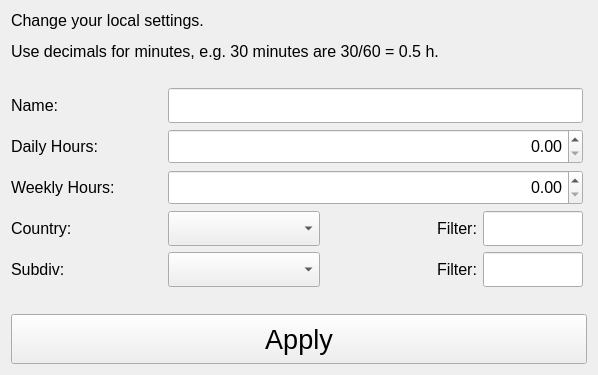
This is ui/config_window.ui in AndreWohnsland/TimeTracker as Qt 5 draws it before an edit. The edited form follows.
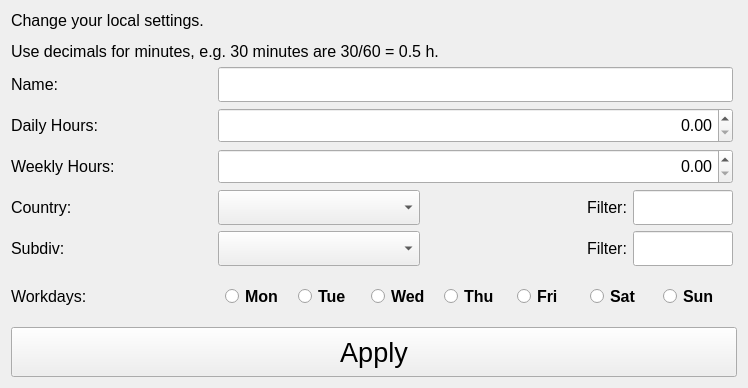
This is the edited form.

Commit message: Add option to set workdays

```diff
--- a/ui/config_window.ui
+++ b/ui/config_window.ui
@@ -6,8 +6,8 @@
    <rect>
     <x>0</x>
     <y>0</y>
-    <width>598</width>
-    <height>375</height>
+    <width>748</width>
+    <height>388</height>
    </rect>
   </property>
   <property name="windowTitle">
@@ -48,8 +48,8 @@
        <rect>
         <x>0</x>
         <y>0</y>
-        <width>580</width>
-        <height>245</height>
+        <width>730</width>
+        <height>258</height>
        </rect>
       </property>
       <layout class="QVBoxLayout" name="verticalLayout_3">
@@ -67,55 +67,67 @@
        </property>
        <item>
         <layout class="QGridLayout" name="gridLayout_2">
-         <item row="2" column="0">
-          <widget class="QLabel" name="label_9">
+         <item row="0" column="0">
+          <widget class="QLabel" name="label_2">
+           <property name="maximumSize">
+            <size>
+             <width>16777215</width>
+             <height>50</height>
+            </size>
+           </property>
            <property name="font">
             <font>
              <pointsize>12</pointsize>
             </font>
            </property>
            <property name="text">
-            <string>Weekly Hours:</string>
+            <string>Name:</string>
            </property>
           </widget>
          </item>
-         <item row="4" column="0">
-          <widget class="QLabel" name="label_6">
-           <property name="font">
-            <font>
-             <pointsize>12</pointsize>
-            </font>
+         <item row="4" column="3">
+          <widget class="QLineEdit" name="filter_subdiv">
+           <property name="minimumSize">
+            <size>
+             <width>0</width>
+             <height>35</height>
+            </size>
            </property>
-           <property name="text">
-            <string>Subdiv:</string>
+           <property name="maximumSize">
+            <size>
+             <width>100</width>
+             <height>16777215</height>
+            </size>
            </property>
-          </widget>
-         </item>
-         <item row="3" column="2">
-          <widget class="QLabel" name="label_7">
            <property name="font">
             <font>
              <pointsize>12</pointsize>
             </font>
            </property>
-           <property name="text">
-            <string>Filter:</string>
-           </property>
            <property name="alignment">
             <set>Qt::AlignRight|Qt::AlignTrailing|Qt::AlignVCenter</set>
            </property>
           </widget>
          </item>
-         <item row="4" column="2">
-          <widget class="QLabel" name="label_8">
+         <item row="3" column="3">
+          <widget class="QLineEdit" name="filter_country">
+           <property name="minimumSize">
+            <size>
+             <width>0</width>
+             <height>35</height>
+            </size>
+           </property>
+           <property name="maximumSize">
+            <size>
+             <width>100</width>
+             <height>16777215</height>
+            </size>
+           </property>
            <property name="font">
             <font>
              <pointsize>12</pointsize>
             </font>
            </property>
-           <property name="text">
-            <string>Filter:</string>
-           </property>
            <property name="alignment">
             <set>Qt::AlignRight|Qt::AlignTrailing|Qt::AlignVCenter</set>
            </property>
@@ -123,6 +135,12 @@
          </item>
          <item row="3" column="0">
           <widget class="QLabel" name="label_4">
+           <property name="maximumSize">
+            <size>
+             <width>16777215</width>
+             <height>50</height>
+            </size>
+           </property>
            <property name="font">
             <font>
              <pointsize>12</pointsize>
@@ -133,25 +151,16 @@
            </property>
           </widget>
          </item>
-         <item row="3" column="3">
-          <widget class="QLineEdit" name="filter_country">
-           <property name="minimumSize">
-            <size>
-             <width>0</width>
-             <height>35</height>
-            </size>
-           </property>
-           <property name="maximumSize">
-            <size>
-             <width>100</width>
-             <height>16777215</height>
-            </size>
-           </property>
+         <item row="4" column="2">
+          <widget class="QLabel" name="label_8">
            <property name="font">
             <font>
              <pointsize>12</pointsize>
             </font>
            </property>
+           <property name="text">
+            <string>Filter:</string>
+           </property>
            <property name="alignment">
             <set>Qt::AlignRight|Qt::AlignTrailing|Qt::AlignVCenter</set>
            </property>
@@ -159,6 +168,12 @@
          </item>
          <item row="1" column="0">
           <widget class="QLabel" name="label_3">
+           <property name="maximumSize">
+            <size>
+             <width>16777215</width>
+             <height>50</height>
+            </size>
+           </property>
            <property name="font">
             <font>
              <pointsize>12</pointsize>
@@ -169,42 +184,75 @@
            </property>
           </widget>
          </item>
-         <item row="4" column="3">
-          <widget class="QLineEdit" name="filter_subdiv">
-           <property name="minimumSize">
+         <item row="4" column="0">
+          <widget class="QLabel" name="label_6">
+           <property name="maximumSize">
             <size>
-             <width>0</width>
-             <height>35</height>
+             <width>16777215</width>
+             <height>50</height>
             </size>
            </property>
+           <property name="font">
+            <font>
+             <pointsize>12</pointsize>
+            </font>
+           </property>
+           <property name="text">
+            <string>Subdiv:</string>
+           </property>
+          </widget>
+         </item>
+         <item row="5" column="0">
+          <widget class="QLabel" name="label_10">
            <property name="maximumSize">
             <size>
-             <width>100</width>
-             <height>16777215</height>
+             <width>16777215</width>
+             <height>50</height>
             </size>
            </property>
            <property name="font">
             <font>
              <pointsize>12</pointsize>
             </font>
+           </property>
+           <property name="text">
+            <string>Workdays:</string>
+           </property>
+          </widget>
+         </item>
+         <item row="2" column="0">
+          <widget class="QLabel" name="label_9">
+           <property name="maximumSize">
+            <size>
+             <width>16777215</width>
+             <height>50</height>
+            </size>
+           </property>
+           <property name="font">
+            <font>
+             <pointsize>12</pointsize>
+            </font>
+           </property>
+           <property name="text">
+            <string>Weekly Hours:</string>
+           </property>
+          </widget>
+         </item>
+         <item row="3" column="2">
+          <widget class="QLabel" name="label_7">
+           <property name="font">
+            <font>
+             <pointsize>12</pointsize>
+            </font>
+           </property>
+           <property name="text">
+            <string>Filter:</string>
            </property>
            <property name="alignment">
             <set>Qt::AlignRight|Qt::AlignTrailing|Qt::AlignVCenter</set>
            </property>
           </widget>
          </item>
-         <item row="0" column="0">
-          <widget class="QLabel" name="label_2">
-           <property name="font">
-            <font>
-             <pointsize>12</pointsize>
-            </font>
-           </property>
-           <property name="text">
-            <string>Name:</string>
-           </property>
-          </widget>
-         </item>
          <item row="3" column="1">
           <widget class="QComboBox" name="input_country">
            <property name="minimumSize">
@@ -220,24 +268,6 @@
            </property>
           </widget>
          </item>
-         <item row="0" column="1" colspan="3">
-          <widget class="QLineEdit" name="input_name">
-           <property name="minimumSize">
-            <size>
-             <width>0</width>
-             <height>35</height>
-            </size>
-           </property>
-           <property name="font">
-            <font>
-             <pointsize>12</pointsize>
-            </font>
-           </property>
-           <property name="alignment">
-            <set>Qt::AlignRight|Qt::AlignTrailing|Qt::AlignVCenter</set>
-           </property>
-          </widget>
-         </item>
          <item row="4" column="1">
           <widget class="QComboBox" name="input_subdiv">
            <property name="minimumSize">
@@ -253,6 +283,24 @@
            </property>
           </widget>
          </item>
+         <item row="0" column="1" colspan="3">
+          <widget class="QLineEdit" name="input_name">
+           <property name="minimumSize">
+            <size>
+             <width>0</width>
+             <height>35</height>
+            </size>
+           </property>
+           <property name="font">
+            <font>
+             <pointsize>12</pointsize>
+            </font>
+           </property>
+           <property name="alignment">
+            <set>Qt::AlignRight|Qt::AlignTrailing|Qt::AlignVCenter</set>
+           </property>
+          </widget>
+         </item>
          <item row="1" column="1" colspan="3">
           <widget class="QDoubleSpinBox" name="input_daily_hours">
            <property name="minimumSize">
@@ -289,6 +337,213 @@
            </property>
           </widget>
          </item>
+         <item row="5" column="1" colspan="3">
+          <layout class="QHBoxLayout" name="horizontalLayout_2">
+           <item>
+            <widget class="QRadioButton" name="radio_weekday_0">
+             <property name="minimumSize">
+              <size>
+               <width>0</width>
+               <height>35</height>
+              </size>
+             </property>
+             <property name="maximumSize">
+              <size>
+               <width>60</width>
+               <height>50</height>
+              </size>
+             </property>
+             <property name="font">
+              <font>
+               <pointsize>12</pointsize>
+               <weight>75</weight>
+               <bold>true</bold>
+              </font>
+             </property>
+             <property name="text">
+              <string>Mon</string>
+             </property>
+             <property name="autoExclusive">
+              <bool>false</bool>
+             </property>
+            </widget>
+           </item>
+           <item>
+            <widget class="QRadioButton" name="radio_weekday_1">
+             <property name="minimumSize">
+              <size>
+               <width>0</width>
+               <height>35</height>
+              </size>
+             </property>
+             <property name="maximumSize">
+              <size>
+               <width>60</width>
+               <height>50</height>
+              </size>
+             </property>
+             <property name="font">
+              <font>
+               <pointsize>12</pointsize>
+               <weight>75</weight>
+               <bold>true</bold>
+              </font>
+             </property>
+             <property name="text">
+              <string>Tue</string>
+             </property>
+             <property name="autoExclusive">
+              <bool>false</bool>
+             </property>
+            </widget>
+           </item>
+           <item>
+            <widget class="QRadioButton" name="radio_weekday_2">
+             <property name="minimumSize">
+              <size>
+               <width>0</width>
+               <height>35</height>
+              </size>
+             </property>
+             <property name="maximumSize">
+              <size>
+               <width>60</width>
+               <height>50</height>
+              </size>
+             </property>
+             <property name="font">
+              <font>
+               <pointsize>12</pointsize>
+               <weight>75</weight>
+               <bold>true</bold>
+              </font>
+             </property>
+             <property name="text">
+              <string>Wed</string>
+             </property>
+             <property name="autoExclusive">
+              <bool>false</bool>
+             </property>
+            </widget>
+           </item>
+           <item>
+            <widget class="QRadioButton" name="radio_weekday_3">
+             <property name="minimumSize">
+              <size>
+               <width>0</width>
+               <height>35</height>
+              </size>
+             </property>
+             <property name="maximumSize">
+              <size>
+               <width>60</width>
+               <height>50</height>
+              </size>
+             </property>
+             <property name="font">
+              <font>
+               <pointsize>12</pointsize>
+               <weight>75</weight>
+               <bold>true</bold>
+              </font>
+             </property>
+             <property name="text">
+              <string>Thu</string>
+             </property>
+             <property name="autoExclusive">
+              <bool>false</bool>
+             </property>
+            </widget>
+           </item>
+           <item>
+            <widget class="QRadioButton" name="radio_weekday_4">
+             <property name="minimumSize">
+              <size>
+               <width>0</width>
+               <height>35</height>
+              </size>
+             </property>
+             <property name="maximumSize">
+              <size>
+               <width>60</width>
+               <height>50</height>
+              </size>
+             </property>
+             <property name="font">
+              <font>
+               <pointsize>12</pointsize>
+               <weight>75</weight>
+               <bold>true</bold>
+              </font>
+             </property>
+             <property name="text">
+              <string>Fri</string>
+             </property>
+             <property name="autoExclusive">
+              <bool>false</bool>
+             </property>
+            </widget>
+           </item>
+           <item>
+            <widget class="QRadioButton" name="radio_weekday_5">
+             <property name="minimumSize">
+              <size>
+               <width>0</width>
+               <height>35</height>
+              </size>
+             </property>
+             <property name="maximumSize">
+              <size>
+               <width>60</width>
+               <height>50</height>
+              </size>
+             </property>
+             <property name="font">
+              <font>
+               <pointsize>12</pointsize>
+               <weight>75</weight>
+               <bold>true</bold>
+              </font>
+             </property>
+             <property name="text">
+              <string>Sat</string>
+             </property>
+             <property name="autoExclusive">
+              <bool>false</bool>
+             </property>
+            </widget>
+           </item>
+           <item>
+            <widget class="QRadioButton" name="radio_weekday_6">
+             <property name="minimumSize">
+              <size>
+               <width>0</width>
+               <height>35</height>
+              </size>
+             </property>
+             <property name="maximumSize">
+              <size>
+               <width>60</width>
+               <height>50</height>
+              </size>
+             </property>
+             <property name="font">
+              <font>
+               <pointsize>12</pointsize>
+               <weight>75</weight>
+               <bold>true</bold>
+              </font>
+             </property>
+             <property name="text">
+              <string>Sun</string>
+             </property>
+             <property name="autoExclusive">
+              <bool>false</bool>
+             </property>
+            </widget>
+           </item>
+          </layout>
+         </item>
         </layout>
        </item>
       </layout>
```
The commit also changes 3 other files.
